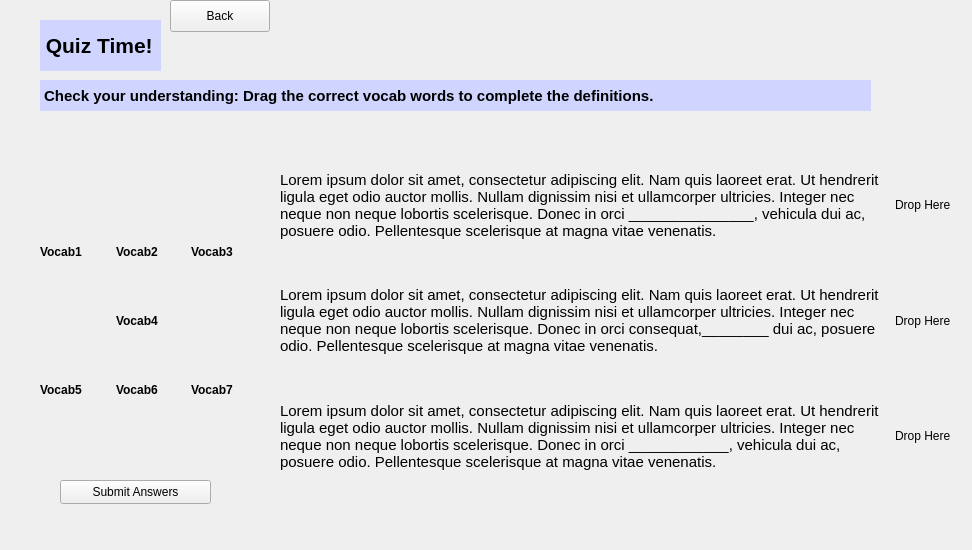
Before: the Qt Designer form A8EduApp/quizdragdropwidget.ui in University-of-Utah-CS3505/a9-edu-app-f24-00Calvin00, drawn with Qt 5.
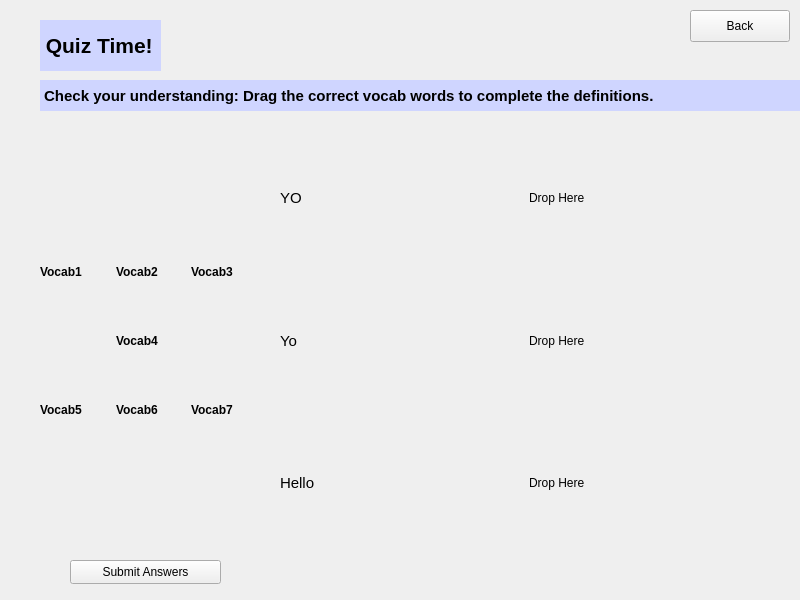
After: the same form once the commit is applied. Custom widgets are drawn as their Qt base class.

Commit message: Window resizing

```diff
--- a/A8EduApp/quizdragdropwidget.ui
+++ b/A8EduApp/quizdragdropwidget.ui
@@ -6,8 +6,8 @@
    <rect>
     <x>0</x>
     <y>0</y>
-    <width>972</width>
-    <height>550</height>
+    <width>800</width>
+    <height>600</height>
    </rect>
   </property>
   <property name="windowTitle">
@@ -76,7 +76,7 @@
    <property name="geometry">
     <rect>
      <x>40</x>
-     <y>220</y>
+     <y>240</y>
      <width>221</width>
      <height>201</height>
     </rect>
@@ -172,9 +172,9 @@
    <property name="geometry">
     <rect>
      <x>280</x>
-     <y>150</y>
-     <width>671</width>
-     <height>341</height>
+     <y>130</y>
+     <width>491</width>
+     <height>421</height>
     </rect>
    </property>
    <layout class="QGridLayout" name="DefineSection">
@@ -189,7 +189,7 @@
        <number>1</number>
       </property>
       <property name="text">
-       <string>Lorem ipsum dolor sit amet, consectetur adipiscing elit. Nam quis laoreet erat. Ut hendrerit ligula eget odio auctor mollis. Nullam dignissim nisi et ullamcorper ultricies. Integer nec neque non neque lobortis scelerisque. Donec in orci consequat,________ dui ac, posuere odio. Pellentesque scelerisque at magna vitae venenatis.</string>
+       <string>Yo</string>
       </property>
       <property name="wordWrap">
        <bool>true</bool>
@@ -204,7 +204,7 @@
        </font>
       </property>
       <property name="text">
-       <string>Lorem ipsum dolor sit amet, consectetur adipiscing elit. Nam quis laoreet erat. Ut hendrerit ligula eget odio auctor mollis. Nullam dignissim nisi et ullamcorper ultricies. Integer nec neque non neque lobortis scelerisque. Donec in orci ____________, vehicula dui ac, posuere odio. Pellentesque scelerisque at magna vitae venenatis.</string>
+       <string>Hello</string>
       </property>
       <property name="wordWrap">
        <bool>true</bool>
@@ -219,7 +219,7 @@
        </font>
       </property>
       <property name="text">
-       <string>Lorem ipsum dolor sit amet, consectetur adipiscing elit. Nam quis laoreet erat. Ut hendrerit ligula eget odio auctor mollis. Nullam dignissim nisi et ullamcorper ultricies. Integer nec neque non neque lobortis scelerisque. Donec in orci _______________, vehicula dui ac, posuere odio. Pellentesque scelerisque at magna vitae venenatis.</string>
+       <string>YO</string>
       </property>
       <property name="wordWrap">
        <bool>true</bool>
@@ -252,8 +252,8 @@
   <widget class="QPushButton" name="submitButton">
    <property name="geometry">
     <rect>
-     <x>60</x>
-     <y>480</y>
+     <x>70</x>
+     <y>560</y>
      <width>151</width>
      <height>24</height>
     </rect>
@@ -265,8 +265,8 @@
   <widget class="QPushButton" name="backToQuizHomeButton">
    <property name="geometry">
     <rect>
-     <x>170</x>
-     <y>0</y>
+     <x>690</x>
+     <y>10</y>
      <width>100</width>
      <height>32</height>
     </rect>
```
